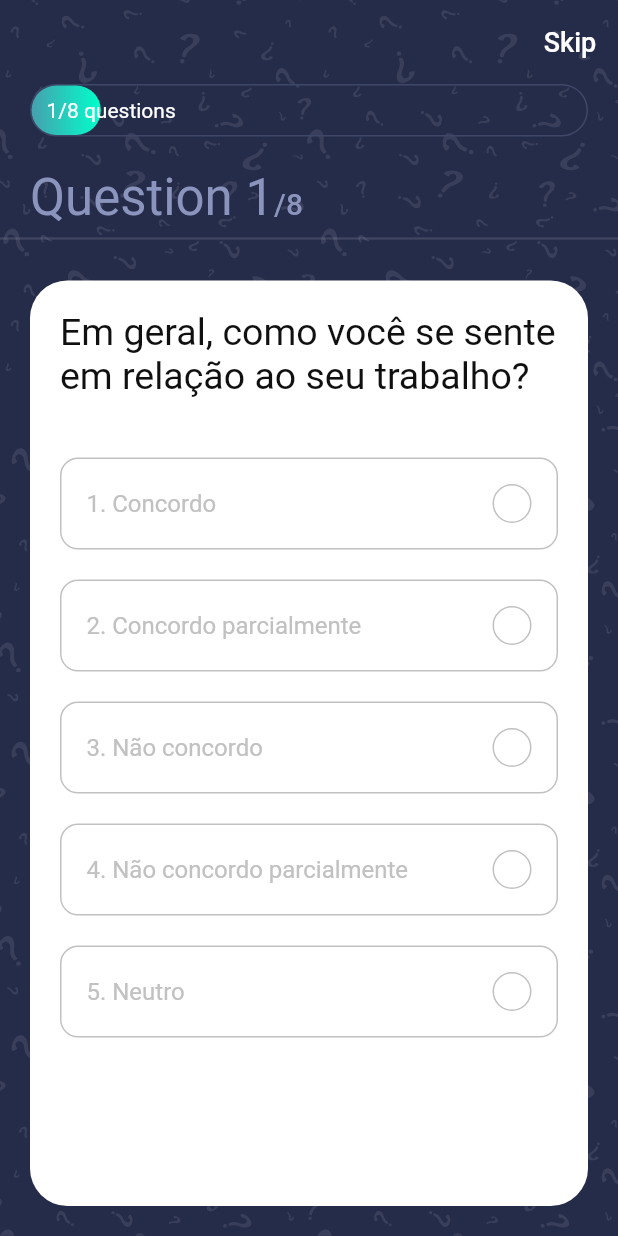
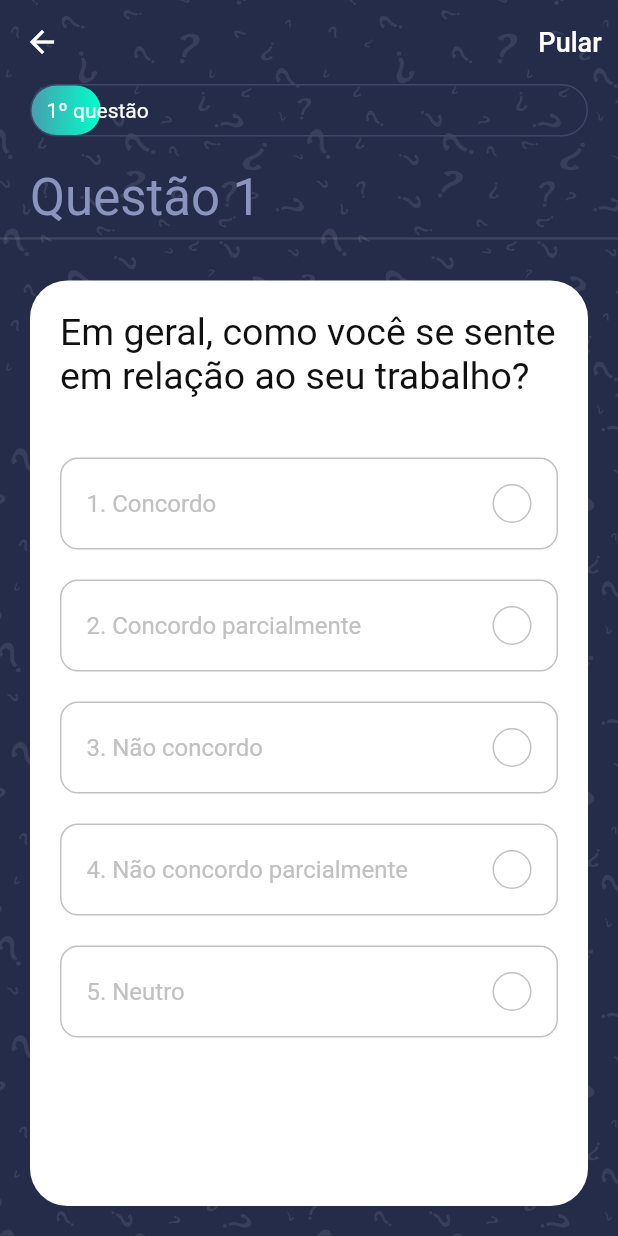
Before and after one commit to julysNICK/quiz_app, a Flutter app: the QuizScreen screen opened directly, on a phone screen of 412 x 824 dp. Run offline on Flutter 3.47's test engine with Material 2 defaults, Android fonts, the phone set to English and light mode, and no system bars; our stand-ins replace get, websafe_svg.

Commit message:
add screen after quiz

```diff
--- a/lib/screens/quiz/components/body.dart
+++ b/lib/screens/quiz/components/body.dart
@@ -43,20 +43,11 @@ class Body extends StatelessWidget {
                 child: Obx(() => Text.rich(
                       TextSpan(
                         text:
-                            "Question ${questionController.questionNumber.value}",
+                            "Questão ${questionController.questionNumber.value}",
                         style: Theme.of(context)
                             .textTheme
                             .headlineMedium!
                             .copyWith(color: kSecondaryColor),
-                        children: [
-                          TextSpan(
-                            text: "/${questionController.questions.length}",
-                            style: Theme.of(context)
-                                .textTheme
-                                .titleLarge!
-                                .copyWith(color: kSecondaryColor),
-                          ),
-                        ],
                       ),
                     )),
               ),
--- a/lib/screens/quiz/components/progress_bar.dart
+++ b/lib/screens/quiz/components/progress_bar.dart
@@ -22,7 +22,6 @@ class ProgressBar extends StatelessWidget {
       child: GetBuilder<QuestionController>(
           init: QuestionController(),
           builder: (controller) {
-            print(controller.questionNumberInt);
             return Stack(
               children: [
                 LayoutBuilder(builder: (context, constraints) {
@@ -45,7 +44,7 @@ class ProgressBar extends StatelessWidget {
                       mainAxisAlignment: MainAxisAlignment.spaceBetween,
                       children: [
                         Text(
-                          "${controller.questionNumberInt}/8 questions",
+                          "${controller.questionNumberInt}º questão",
                           style: const TextStyle(color: Colors.white),
                         ),
                       ],
--- a/lib/screens/quiz/quiz_screen.dart
+++ b/lib/screens/quiz/quiz_screen.dart
@@ -1,4 +1,6 @@
 import 'package:flutter/material.dart';
+import 'package:get/get.dart';
+import 'package:quiz_app/screens/after_quiz/after_quiz_screen.dart';
 import 'package:quiz_app/screens/quiz/components/body.dart';
 
 class QuizScreen extends StatelessWidget {
@@ -11,11 +13,11 @@ class QuizScreen extends StatelessWidget {
       appBar: AppBar(
         backgroundColor: Colors.transparent,
         elevation: 0,
-        actions: const [
+        actions: [
           TextButton(
-            onPressed: null,
-            child: Text(
-              "Skip",
+            onPressed: () => Get.to(const AfterQuiz()),
+            child: const Text(
+              "Pular",
               style: TextStyle(
                 color: Colors.white,
                 fontSize: 18,
--- a/lib/screens/welcome/welcome_screen.dart
+++ b/lib/screens/welcome/welcome_screen.dart
@@ -1,4 +1,6 @@
 import 'package:flutter/material.dart';
+import 'package:get/get.dart';
+import 'package:quiz_app/screens/quiz/quiz_screen.dart';
 import 'package:websafe_svg/websafe_svg.dart';
 
 import '../../constrants.dart';
@@ -54,7 +56,7 @@ class WelcomeScreen extends StatelessWidget {
                   ),
                   const Spacer(),
                   InkWell(
-                    onTap: () {},
+                    onTap: () => Get.to(const QuizScreen()),
                     child: Container(
                       width: double.infinity,
                       alignment: Alignment.center,
```
Also changed, not shown: lib/main.dart (+4 -3 lines), lib/screens/after_quiz/after_quiz_screen.dart (added, +53 -0 lines).
